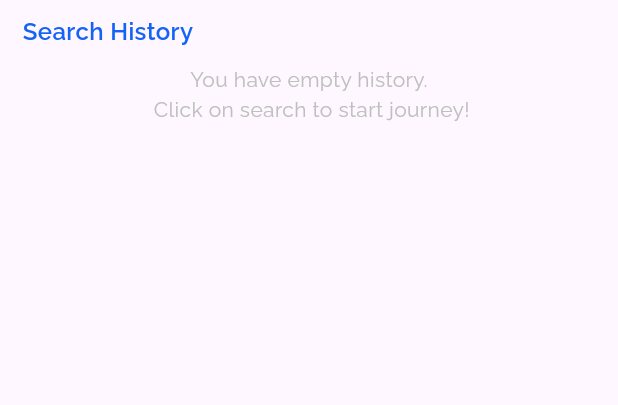
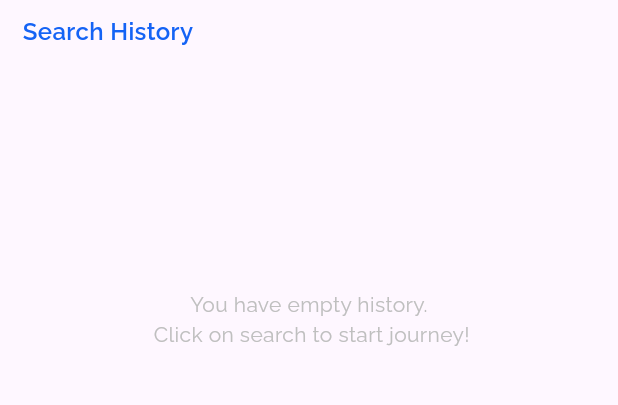
Before and after one commit to AnkaZhgunova/search_github_repos, a Flutter app: the screen it shows after launch, on a phone screen of 412 x 824 dp, the part 179-584 px from its top. Run offline on Flutter 3.47's test engine with Material 3 defaults, Android fonts, the phone set to English and light mode, and no system bars; our stand-ins replace dio, flutter_bloc, flutter_svg, google_fonts, hive, hive_flutter and 1 more; accounts and stored records are empty.

Commit message:
fixed minor ui issues

```diff
--- a/lib/presentation/search_page/search_page.dart
+++ b/lib/presentation/search_page/search_page.dart
@@ -92,9 +92,12 @@ class _SearchPageState extends State<SearchPage> {
                     height: 10,
                   ),
                   if (state is SearchResultsState && state.repos != null)
-                    if ((state.repos ?? []).isEmpty)
+                    if ((state.repos ?? []).isEmpty) ...[
+                      const SizedBox(
+                        height: 150,
+                      ),
                       const EmptyBox(text: AppConstants.noResult)
-                    else
+                    ] else
                       ListView.separated(
                         physics: const NeverScrollableScrollPhysics(),
                         shrinkWrap: true,
@@ -121,10 +124,14 @@ class _SearchPageState extends State<SearchPage> {
                     SearchHistoryList(
                       historyList: historyList,
                     )
-                  else
+                  else ...[
+                    const SizedBox(
+                      height: 150,
+                    ),
                     const EmptyBox(
                       text: AppConstants.emptyHistory,
                     ),
+                  ],
                 ],
               ),
             ),
--- a/lib/shared/ui_kit/empty_box.dart
+++ b/lib/shared/ui_kit/empty_box.dart
@@ -9,13 +9,11 @@ class EmptyBox extends StatelessWidget {
 
   @override
   Widget build(BuildContext context) {
-    return Expanded(
-      child: Container(
-        alignment: Alignment.center,
-        child: Text( text,
-          style: AppTextStyles.grey14Medium400,
-          textAlign: TextAlign.center,
-        ),
+    return Container(
+      alignment: Alignment.center,
+      child: Text( text,
+        style: AppTextStyles.grey14Medium400,
+        textAlign: TextAlign.center,
       ),
     );
   }
```
